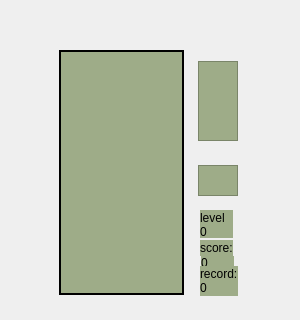
Before: the Qt Designer form src/gui/desktop/BrickGames/mainwindow.ui in belkamydog/BrickGames, drawn with Qt 5; both pictures show x 0 to 300 and y 0 to 320 of the 300 by 536 pixel window.
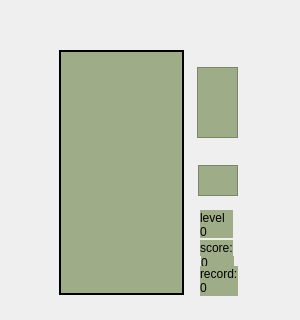
After: the same form once the commit is applied. Icons and pictures are not drawn.

The edit to the form file:
```diff
--- a/src/gui/desktop/BrickGames/mainwindow.ui
+++ b/src/gui/desktop/BrickGames/mainwindow.ui
@@ -464,10 +464,10 @@
    <widget class="QGraphicsView" name="nextView">
     <property name="geometry">
      <rect>
-      <x>198</x>
-      <y>61</y>
-      <width>40</width>
-      <height>80</height>
+      <x>197</x>
+      <y>67</y>
+      <width>41</width>
+      <height>71</height>
      </rect>
     </property>
     <property name="styleSheet">
```
Left out of the diff: 24 changed lines with no effect on the pictures.
